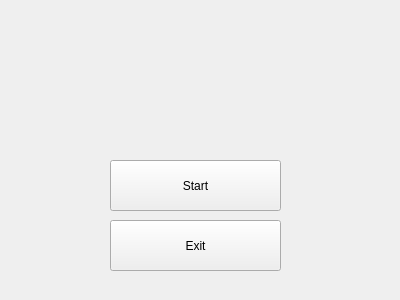
Before: the Qt Designer form menuwidget.ui in DonAurelio/graphic-tic-tac-toe, drawn with Qt 5.
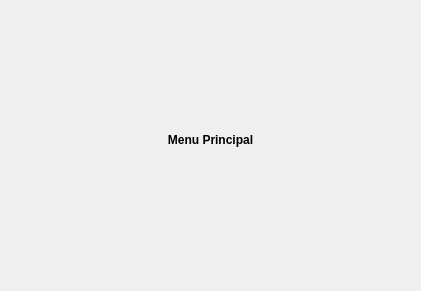
After: the same form once the commit is applied. Icons and pictures are not drawn.

Patch:
```diff
--- a/menuwidget.ui
+++ b/menuwidget.ui
@@ -6,8 +6,8 @@
    <rect>
     <x>0</x>
     <y>0</y>
-    <width>400</width>
-    <height>300</height>
+    <width>421</width>
+    <height>291</height>
    </rect>
   </property>
   <property name="windowTitle">
@@ -16,30 +16,20 @@
   <property name="styleSheet">
    <string notr="true">background-image: url(:/images/resources/backgrond.jpg);</string>
   </property>
-  <widget class="QPushButton" name="pushButtonStart">
+  <widget class="QLabel" name="label">
    <property name="geometry">
     <rect>
-     <x>110</x>
-     <y>160</y>
-     <width>171</width>
-     <height>51</height>
+     <x>140</x>
+     <y>120</y>
+     <width>141</width>
+     <height>41</height>
     </rect>
    </property>
-   <property name="text">
-    <string>Start</string>
+   <property name="autoFillBackground">
+    <bool>false</bool>
    </property>
-  </widget>
-  <widget class="QPushButton" name="pushButtonExit">
-   <property name="geometry">
-    <rect>
-     <x>110</x>
-     <y>220</y>
-     <width>171</width>
-     <height>51</height>
-    </rect>
-   </property>
    <property name="text">
-    <string>Exit</string>
+    <string>&lt;html&gt;&lt;head/&gt;&lt;body&gt;&lt;p align=&quot;center&quot;&gt;&lt;span style=&quot; font-weight:600;&quot;&gt;Menu Principal&lt;/span&gt;&lt;/p&gt;&lt;/body&gt;&lt;/html&gt;</string>
    </property>
   </widget>
  </widget>
```
Left out of the diff: 2 changed lines with no effect on the pictures.
